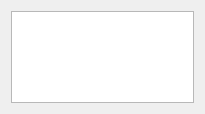
This is eiskaltdcpp-qt/ui/UITransferView.ui in eiskaltdcpp/eiskaltdcpp as Qt 5 draws it before an edit. The edited form follows.
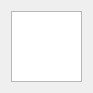
This is the edited form.

Patch:
```diff
--- a/eiskaltdcpp-qt/ui/UITransferView.ui
+++ b/eiskaltdcpp-qt/ui/UITransferView.ui
@@ -6,8 +6,8 @@
    <rect>
     <x>0</x>
     <y>0</y>
-    <width>205</width>
-    <height>114</height>
+    <width>93</width>
+    <height>93</height>
    </rect>
   </property>
   <property name="sizePolicy">
```
